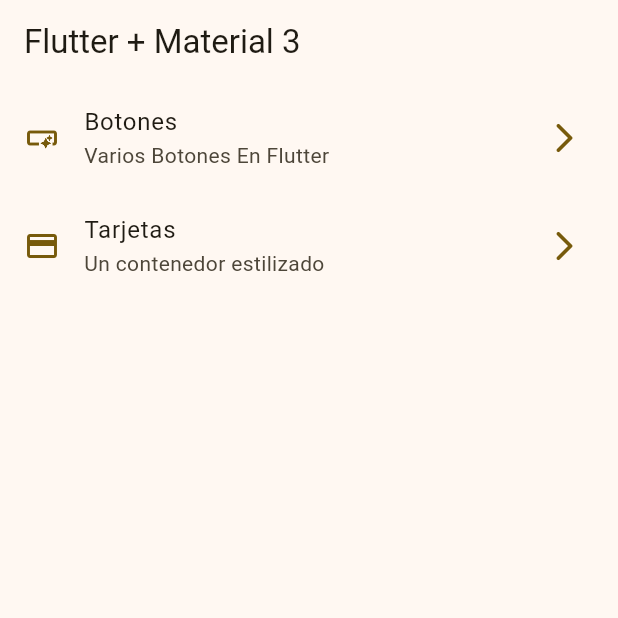
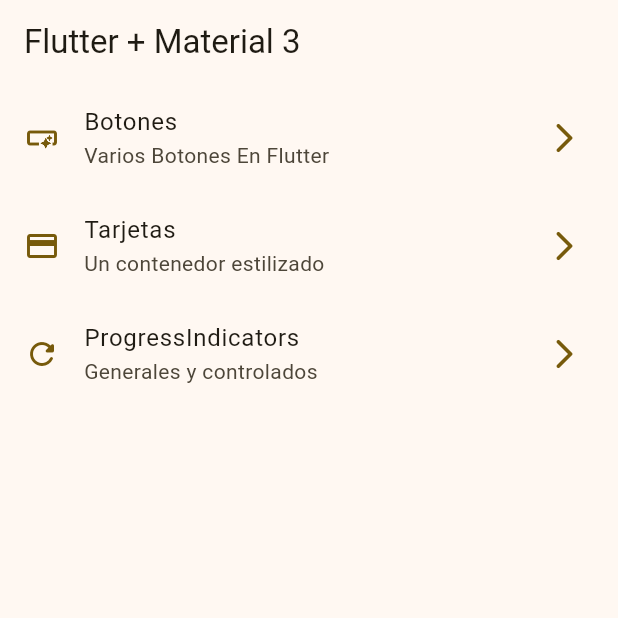
Before and after one commit to Keb-Manuel/widgets_app, a Flutter app: the screen it shows after launch, on a phone screen of 412 x 824 dp, the top half of it. Run offline on Flutter 3.47's test engine with Material 3 defaults, Android fonts, the phone set to English and light mode, and no system bars; our stand-ins replace go_router.

Commit message:
progress indicator terminado

```diff
--- a/lib/config/menu/menu_items.dart
+++ b/lib/config/menu/menu_items.dart
@@ -26,4 +26,10 @@ const appMenuItems = <MenuItem>[
       link: '/cards',
       icon: Icons.credit_card,
     ),
+    MenuItem(
+      title: 'ProgressIndicators',
+      subTitle: 'Generales y controlados',
+      link: '/progress',
+      icon: Icons.refresh_rounded,
+    ),
   ];
--- a/lib/config/router/app_router.dart
+++ b/lib/config/router/app_router.dart
@@ -16,5 +16,10 @@ final appRouter = GoRouter(initialLocation: '/', routes: [
     path: '/cards',
     name: CardsScreen.name,
     builder: (context, state) => const CardsScreen(),
-  )
+  ),
+  GoRoute(
+    path: '/progress',
+    name: ProgressScreen.name,
+    builder: (context, state) => const ProgressScreen(),
+  ),
 ]);
```
Also changed, not shown: lib/presentation/screens/progress/progress_screen.dart (+57 -1 lines).
